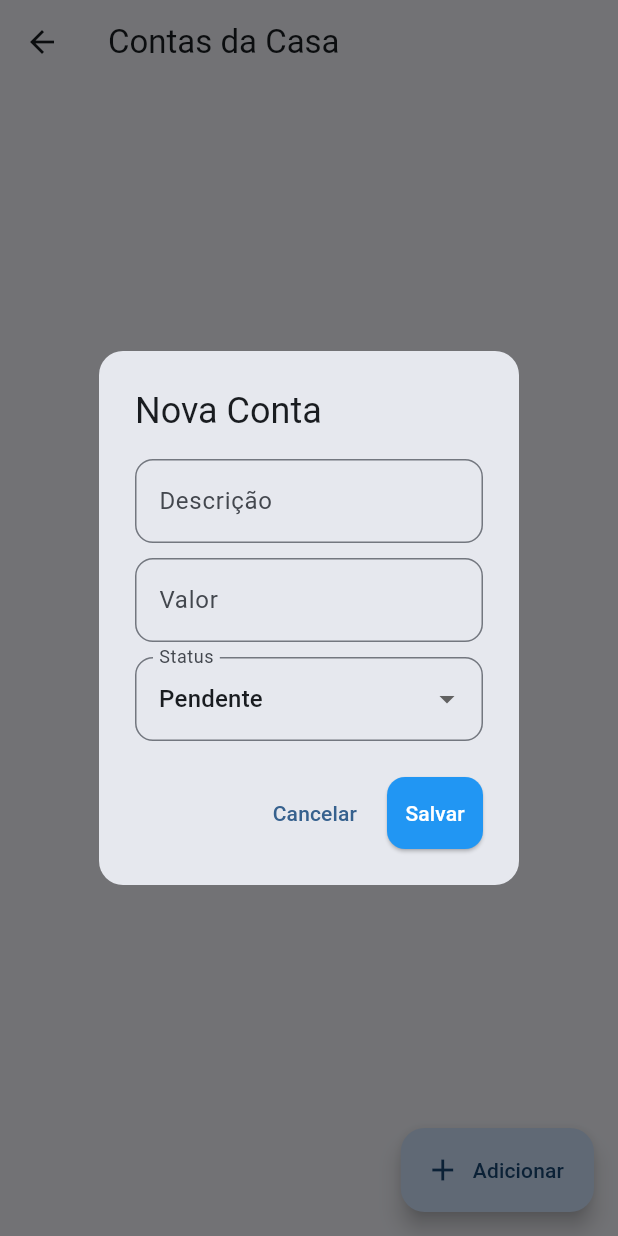
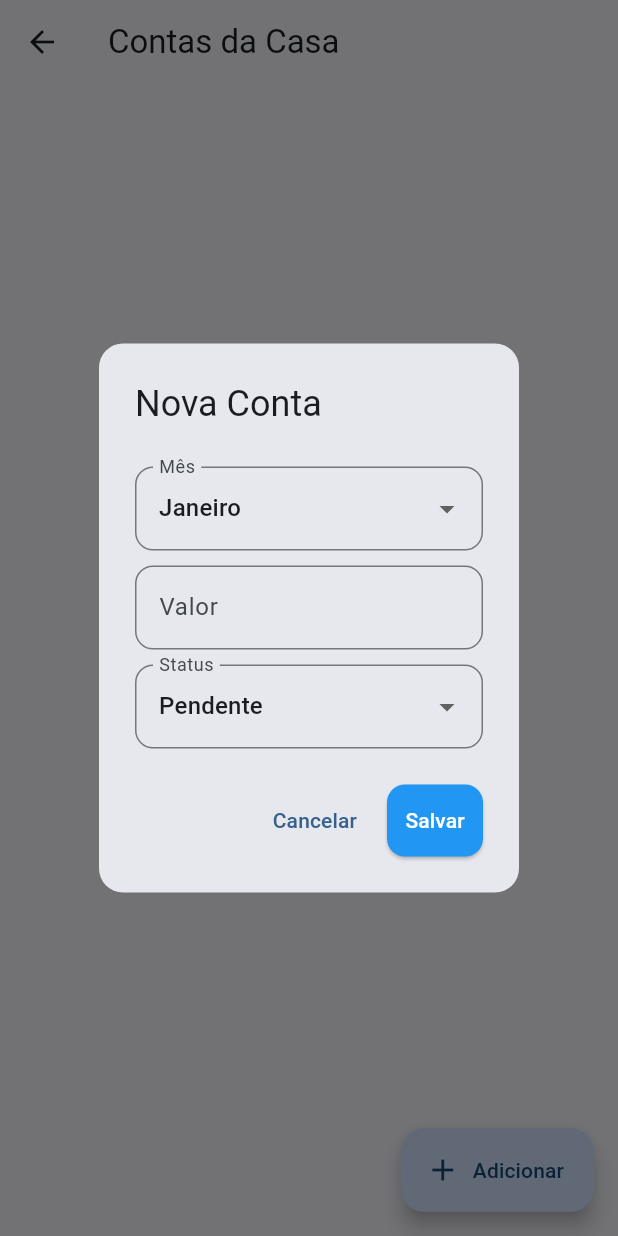
Before and after one commit to DavyFelix/rentcontrol, a Flutter app: the ContasPage screen opened directly with empty values, after a tap on "Adicionar", on a phone screen of 412 x 824 dp. Run offline on Flutter 3.47's test engine with Material 3 defaults, Android fonts, the phone set to English and light mode, and no system bars; our stand-ins replace cloud_firestore, firebase_core; missing offline and left inert: auth_package; accounts and stored records are empty; statements that could not run were skipped.

Commit message:
contas page com selecao de mes

```diff
--- a/lib/pages/conta_page.dart
+++ b/lib/pages/conta_page.dart
@@ -16,7 +16,7 @@ class ContasPage extends StatelessWidget {
     return Scaffold(
       appBar: AppBar(title: const Text('Contas da Casa')),
       body: StreamBuilder<QuerySnapshot>(
-        stream: contasRef.snapshots(),
+        stream: contasRef.orderBy('criadoEm', descending: true).snapshots(),
         builder: (context, snapshot) {
           if (snapshot.hasError) {
             return const Center(child: Text('Erro ao carregar contas'));
@@ -37,6 +37,7 @@ class ContasPage extends StatelessWidget {
             itemBuilder: (context, index) {
               final conta = contas[index].data() as Map<String, dynamic>;
               final status = conta['status'] ?? 'Pendente';
+              final mes = conta['mes'] ?? '-';
 
               return Card(
                 margin: const EdgeInsets.symmetric(horizontal: 16, vertical: 8),
@@ -45,14 +46,13 @@ class ContasPage extends StatelessWidget {
                   borderRadius: BorderRadius.circular(12),
                 ),
                 child: ListTile(
-                  title: Text(conta['descricao'] ?? 'Sem descrição'),
+                  title: Text(conta['mes'] ?? 'Sem descrição'),
                   subtitle: Column(
                     crossAxisAlignment: CrossAxisAlignment.start,
                     children: [
                       Text(
                         'Valor: R\$ ${conta['valor']?.toStringAsFixed(2) ?? '0.00'}',
                       ),
-                      const SizedBox(height: 4),
                       Text(
                         'Status: $status',
                         style: TextStyle(
@@ -88,7 +88,9 @@ class ContasPage extends StatelessWidget {
   Widget _novaContaDialog(BuildContext context, CollectionReference contasRef) {
     final descricaoController = TextEditingController();
     final valorController = TextEditingController();
-    String status = 'Pendente';
+
+    String mesSelecionado = 'Janeiro';
+    String statusSelecionado = 'Pendente';
 
     return StatefulBuilder(
       builder: (context, setState) {
@@ -101,9 +103,40 @@ class ContasPage extends StatelessWidget {
             child: Column(
               mainAxisSize: MainAxisSize.min,
               children: [
-                TextField(
-                  controller: descricaoController,
-                  decoration: const InputDecoration(labelText: 'Descrição'),
+                const SizedBox(height: 10),
+                DropdownButtonFormField<String>(
+                  value: mesSelecionado,
+                  decoration: const InputDecoration(labelText: 'Mês'),
+                  items: const [
+                    DropdownMenuItem(value: 'Janeiro', child: Text('Janeiro')),
+                    DropdownMenuItem(
+                      value: 'Fevereiro',
+                      child: Text('Fevereiro'),
+                    ),
+                    DropdownMenuItem(value: 'Março', child: Text('Março')),
+                    DropdownMenuItem(value: 'Abril', child: Text('Abril')),
+                    DropdownMenuItem(value: 'Maio', child: Text('Maio')),
+                    DropdownMenuItem(value: 'Junho', child: Text('Junho')),
+                    DropdownMenuItem(value: 'Julho', child: Text('Julho')),
+                    DropdownMenuItem(value: 'Agosto', child: Text('Agosto')),
+                    DropdownMenuItem(
+                      value: 'Setembro',
+                      child: Text('Setembro'),
+                    ),
+                    DropdownMenuItem(value: 'Outubro', child: Text('Outubro')),
+                    DropdownMenuItem(
+                      value: 'Novembro',
+                      child: Text('Novembro'),
+                    ),
+                    DropdownMenuItem(
+                      value: 'Dezembro',
+                      child: Text('Dezembro'),
+                    ),
+                  ],
+                  onChanged:
+                      (value) => setState(() {
+                        mesSelecionado = value!;
+                      }),
                 ),
                 const SizedBox(height: 10),
                 TextField(
@@ -113,7 +146,7 @@ class ContasPage extends StatelessWidget {
                 ),
                 const SizedBox(height: 10),
                 DropdownButtonFormField<String>(
-                  value: status,
+                  value: statusSelecionado,
                   decoration: const InputDecoration(labelText: 'Status'),
                   items: const [
                     DropdownMenuItem(
@@ -122,13 +155,10 @@ class ContasPage extends StatelessWidget {
                     ),
                     DropdownMenuItem(value: 'Pago', child: Text('Pago')),
                   ],
-                  onChanged: (value) {
-                    if (value != null) {
-                      setState(() {
-                        status = value;
-                      });
-                    }
-                  },
+                  onChanged:
+                      (value) => setState(() {
+                        statusSelecionado = value!;
+                      }),
                 ),
               ],
             ),
@@ -140,10 +170,9 @@ class ContasPage extends StatelessWidget {
             ),
             ElevatedButton(
               onPressed: () async {
-                final descricao = descricaoController.text.trim();
                 final valor = double.tryParse(valorController.text.trim());
 
-                if (descricao.isEmpty || valor == null) {
+                if (valor == null) {
                   ScaffoldMessenger.of(context).showSnackBar(
                     const SnackBar(
                       content: Text('Preencha todos os campos corretamente'),
@@ -153,9 +182,9 @@ class ContasPage extends StatelessWidget {
                 }
 
                 await contasRef.add({
-                  'descricao': descricao,
                   'valor': valor,
-                  'status': status,
+                  'mes': mesSelecionado,
+                  'status': statusSelecionado,
                   'criadoEm': Timestamp.now(),
                 });
 
```
